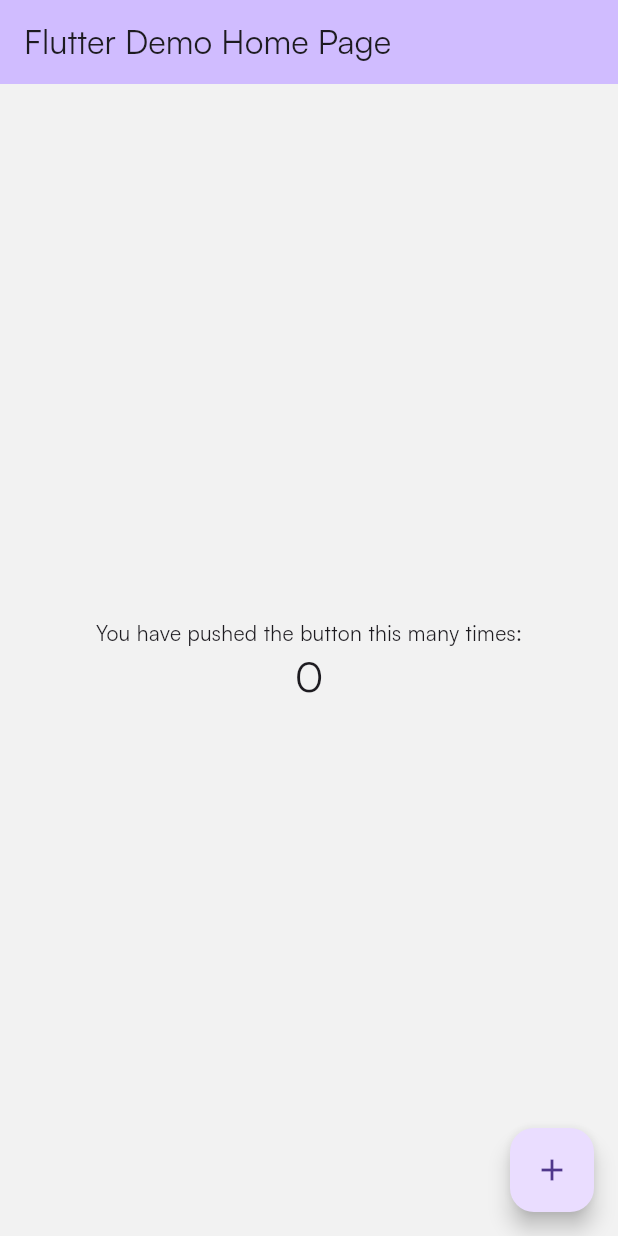
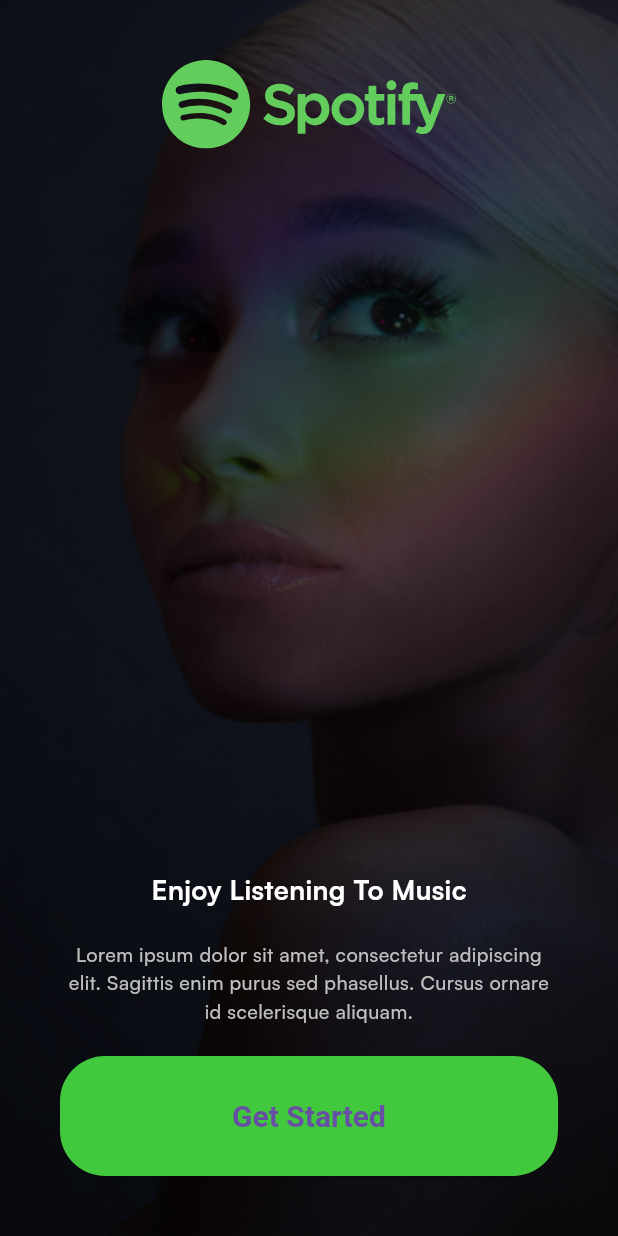
Before and after one commit to mik237/Spotify, a Flutter app: the screen it shows after launch, on a phone screen of 412 x 824 dp. Run offline on Flutter 3.47's test engine with Material 3 defaults, Android fonts, the phone set to English and light mode, and no system bars; our stand-ins replace flutter_svg.

Commit message:
intro page added + precacheImage feature.

```diff
--- /dev/null
+++ b/lib/common/widgets/buttons/basic_app_button.dart
@@ -0,0 +1,19 @@
+import 'package:flutter/material.dart';
+
+class BasicAppButton extends StatelessWidget {
+  final String title;
+  final VoidCallback onPressed;
+  final double? height;
+
+  const BasicAppButton(
+      {super.key, required this.title, required this.onPressed, this.height});
+
+  @override
+  Widget build(BuildContext context) {
+    return ElevatedButton(
+        onPressed: onPressed,
+        style: ElevatedButton.styleFrom(
+            minimumSize: Size.fromHeight(height ?? 80)),
+        child: Text(title));
+  }
+}
--- /dev/null
+++ b/lib/core/configs/assets/app_images.dart
@@ -0,0 +1,9 @@
+class AppImages{
+  static const String basePath = "assets/images/";
+
+  static const String introBG = "${basePath}intro_bg.png";
+  static const String homeArtist = "${basePath}home_artist.png";
+  static const String chooseModeBG = "${basePath}choose_mode_bg.png";
+  static const String authBG = "${basePath}auth_bg.png";
+
+}
--- /dev/null
+++ b/lib/core/configs/assets/app_vectors.dart
@@ -0,0 +1,11 @@
+class AppVectors {
+  static const String basePath = "assets/vectors/";
+  static const String format = ".svg";
+
+  static const String spotifyLogo = "${basePath}spotify_logo$format";
+  static const String moon = "${basePath}moon$format";
+  static const String sun = "${basePath}sun$format";
+  static const String topPattern = "${basePath}top_pattern$format";
+  static const String bottomPattern = "${basePath}bottom_pattern$format";
+  static const String homeTopCard = "${basePath}home_top_card$format";
+}
--- a/lib/main.dart
+++ b/lib/main.dart
@@ -1,5 +1,8 @@
 import 'package:flutter/material.dart';
 import 'package:spotify/core/configs/theme/app_theme.dart';
+import 'package:spotify/presentation/splash/pages/splash.dart';
+
+import 'core/configs/assets/app_images.dart';
 
 void main() {
   runApp(const MyApp());
@@ -11,98 +14,13 @@ class MyApp extends StatelessWidget {
   // This widget is the root of your application.
   @override
   Widget build(BuildContext context) {
+    precacheImage(const AssetImage(AppImages.introBG), context);
+
     return MaterialApp(
       title: 'Flutter Demo',
+      debugShowCheckedModeBanner: false,
       theme: AppTheme.lightTheme,
-      home: const MyHomePage(title: 'Flutter Demo Home Page'),
+      home: const SplashPage(),
     );
   }
 }
-
-class MyHomePage extends StatefulWidget {
-  const MyHomePage({super.key, required this.title});
-
-  // This widget is the home page of your application. It is stateful, meaning
-  // that it has a State object (defined below) that contains fields that affect
-  // how it looks.
-
-  // This class is the configuration for the state. It holds the values (in this
-  // case the title) provided by the parent (in this case the App widget) and
-  // used by the build method of the State. Fields in a Widget subclass are
-  // always marked "final".
-
-  final String title;
-
-  @override
-  State<MyHomePage> createState() => _MyHomePageState();
-}
-
-class _MyHomePageState extends State<MyHomePage> {
-  int _counter = 0;
-
-  void _incrementCounter() {
-    setState(() {
-      // This call to setState tells the Flutter framework that something has
-      // changed in this State, which causes it to rerun the build method below
-      // so that the display can reflect the updated values. If we changed
-      // _counter without calling setState(), then the build method would not be
-      // called again, and so nothing would appear to happen.
-      _counter++;
-    });
-  }
-
-  @override
-  Widget build(BuildContext context) {
-    // This method is rerun every time setState is called, for instance as done
-    // by the _incrementCounter method above.
-    //
-    // The Flutter framework has been optimized to make rerunning build methods
-    // fast, so that you can just rebuild anything that needs updating rather
-    // than having to individually change instances of widgets.
-    return Scaffold(
-      appBar: AppBar(
-        // TRY THIS: Try changing the color here to a specific color (to
-        // Colors.amber, perhaps?) and trigger a hot reload to see the AppBar
-        // change color while the other colors stay the same.
-        backgroundColor: Theme.of(context).colorScheme.inversePrimary,
-        // Here we take the value from the MyHomePage object that was created by
-        // the App.build method, and use it to set our appbar title.
-        title: Text(widget.title),
-      ),
-      body: Center(
-        // Center is a layout widget. It takes a single child and positions it
-        // in the middle of the parent.
-        child: Column(
-          // Column is also a layout widget. It takes a list of children and
-          // arranges them vertically. By default, it sizes itself to fit its
-          // children horizontally, and tries to be as tall as its parent.
-          //
-          // Column has various properties to control how it sizes itself and
-          // how it positions its children. Here we use mainAxisAlignment to
-          // center the children vertically; the main axis here is the vertical
-          // axis because Columns are vertical (the cross axis would be
-          // horizontal).
-          //
-          // TRY THIS: Invoke "debug painting" (choose the "Toggle Debug Paint"
-          // action in the IDE, or press "p" in the console), to see the
-          // wireframe for each widget.
-          mainAxisAlignment: MainAxisAlignment.center,
-          children: <Widget>[
-            const Text(
-              'You have pushed the button this many times:',
-            ),
-            Text(
-              '$_counter',
-              style: Theme.of(context).textTheme.headlineMedium,
-            ),
-          ],
-        ),
-      ),
-      floatingActionButton: FloatingActionButton(
-        onPressed: _incrementCounter,
-        tooltip: 'Increment',
-        child: const Icon(Icons.add),
-      ), // This trailing comma makes auto-formatting nicer for build methods.
-    );
-  }
-}
--- /dev/null
+++ b/lib/presentation/intro/pages/get_started.dart
@@ -0,0 +1,60 @@
+import 'package:flutter/material.dart';
+import 'package:flutter/services.dart';
+import 'package:flutter_svg/flutter_svg.dart';
+import 'package:spotify/common/widgets/buttons/basic_app_button.dart';
+import 'package:spotify/core/configs/assets/app_images.dart';
+import 'package:spotify/core/configs/assets/app_vectors.dart';
+import 'package:spotify/core/configs/theme/app_colors.dart';
+
+class GetStartedPage extends StatelessWidget {
+  const GetStartedPage({super.key});
+
+  @override
+  Widget build(BuildContext context) {
+
+    return Scaffold(
+      body: Stack(
+        children: [
+          Container(
+            decoration: const BoxDecoration(
+                image: DecorationImage(
+                    fit: BoxFit.fill, image: AssetImage(AppImages.introBG))),
+          ),
+          Padding(
+            padding: const EdgeInsets.symmetric(vertical: 40, horizontal: 40),
+            child: Column(
+              children: [
+                Align(
+                    alignment: Alignment.topCenter,
+                    child: SvgPicture.asset(AppVectors.spotifyLogo)),
+                const Spacer(),
+                const Text(
+                  "Enjoy Listening To Music",
+                  style: TextStyle(
+                      fontWeight: FontWeight.bold,
+                      color: Colors.white,
+                      fontSize: 18),
+                ),
+                const SizedBox(
+                  height: 21,
+                ),
+                const Text(
+                  "Lorem ipsum dolor sit amet, consectetur adipiscing elit. Sagittis enim purus sed phasellus. Cursus ornare id scelerisque aliquam.",
+                  textAlign: TextAlign.center,
+                  style: TextStyle(
+                      fontWeight: FontWeight.w500,
+                      color: AppColors.grey,
+                      fontSize: 13),
+                ),
+                const SizedBox(
+                  height: 20,
+                ),
+                BasicAppButton(title: "Get Started", onPressed: () {})
+              ],
+            ),
+          )
+        ],
+      ),
+    );
+  }
+}
--- /dev/null
+++ b/lib/presentation/splash/pages/splash.dart
@@ -0,0 +1,41 @@
+import 'package:flutter/material.dart';
+import 'package:flutter/services.dart';
+import 'package:flutter_svg/flutter_svg.dart';
+import 'package:spotify/core/configs/assets/app_images.dart';
+import 'package:spotify/core/configs/assets/app_vectors.dart';
+import 'package:spotify/core/configs/theme/app_colors.dart';
+
+import '../../intro/pages/get_started.dart';
+
+class SplashPage extends StatefulWidget {
+  const SplashPage({super.key});
+
+  @override
+  State<SplashPage> createState() => _SplashPageState();
+}
+
+class _SplashPageState extends State<SplashPage> {
+  @override
+  void initState() {
+    redirect();
+    super.initState();
+  }
+
+  @override
+  Widget build(BuildContext context) {
+    return Scaffold(
+      appBar: AppBar(
+        backgroundColor: AppColors.lightBackground,
+        systemOverlayStyle: SystemUiOverlayStyle.dark.copyWith(statusBarColor: AppColors.lightBackground),
+      ),
+      body: Center(child: SvgPicture.asset(AppVectors.spotifyLogo)),
+    );
+  }
+
+  Future<void> redirect() async {
+    await Future.delayed(const Duration(seconds: 2));
+    Navigator.pushReplacement(context, MaterialPageRoute(builder: (BuildContext context) {
+      return const GetStartedPage();
+    }));
+  }
+}
--- a/pubspec.yaml
+++ b/pubspec.yaml
@@ -35,6 +35,7 @@ dependencies:
   # The following adds the Cupertino Icons font to your application.
   # Use with the CupertinoIcons class for iOS style icons.
   cupertino_icons: ^1.0.6
+  flutter_svg:
 
 dev_dependencies:
   flutter_test:
```
Also changed, not shown: assets/images/auth_bg.png (added), assets/images/choose_mode_bg.png (added), assets/images/home_artist.png (added), assets/images/intro_bg.png (added), assets/vectors/bottom_pattern.svg (added), assets/vectors/home_top_card.svg (added), assets/vectors/moon.svg (added), assets/vectors/spotify_logo.svg (added), assets/vectors/sun.svg (added), assets/vectors/top_pattern.svg (added), pubspec.lock.
